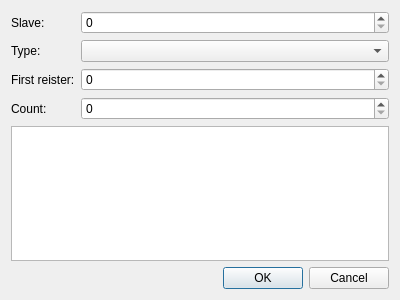
First picture: the form in changevaluesdialog.ui, repository 0xFEEDC0DE64/qtmodbustester, before the edit.
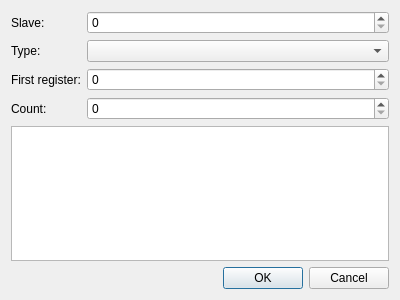
Second picture: the form after the edit.

Commit message: add float32 view

Patch:
```diff
--- a/changevaluesdialog.ui
+++ b/changevaluesdialog.ui
@@ -32,7 +32,7 @@
      <item row="2" column="0">
       <widget class="QLabel" name="labelFirstRegister">
        <property name="text">
-        <string>First reister:</string>
+        <string>First register:</string>
        </property>
        <property name="buddy">
         <cstring>spinBoxFirstRegister</cstring>
@@ -42,7 +42,7 @@
      <item row="2" column="1">
       <widget class="QSpinBox" name="spinBoxFirstRegister">
        <property name="maximum">
-        <number>9999</number>
+        <number>65535</number>
        </property>
       </widget>
      </item>
@@ -59,7 +59,7 @@
      <item row="3" column="1">
       <widget class="QSpinBox" name="spinBoxCount">
        <property name="maximum">
-        <number>9999</number>
+        <number>65535</number>
        </property>
       </widget>
      </item>
```
The commit also changes 1 other file.
